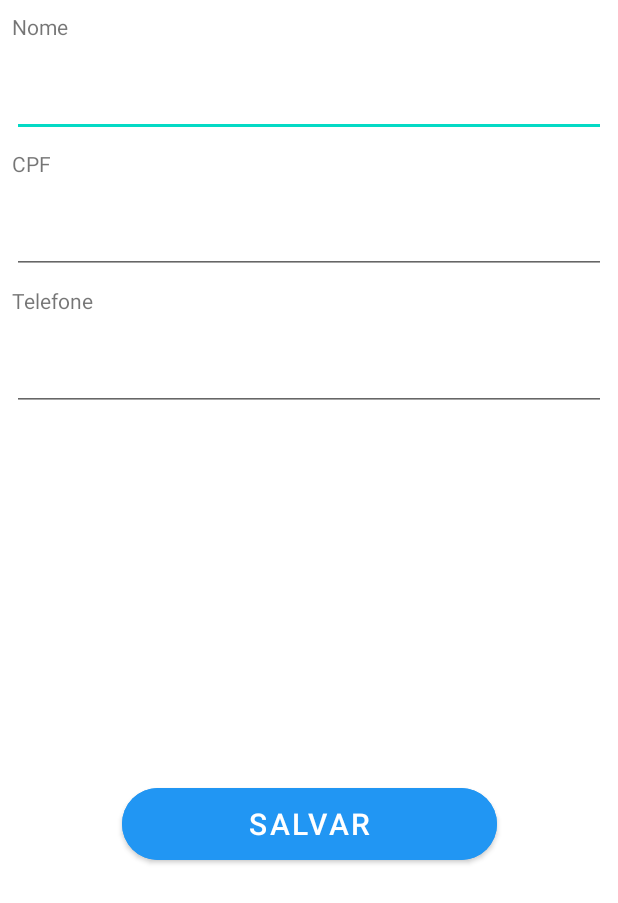
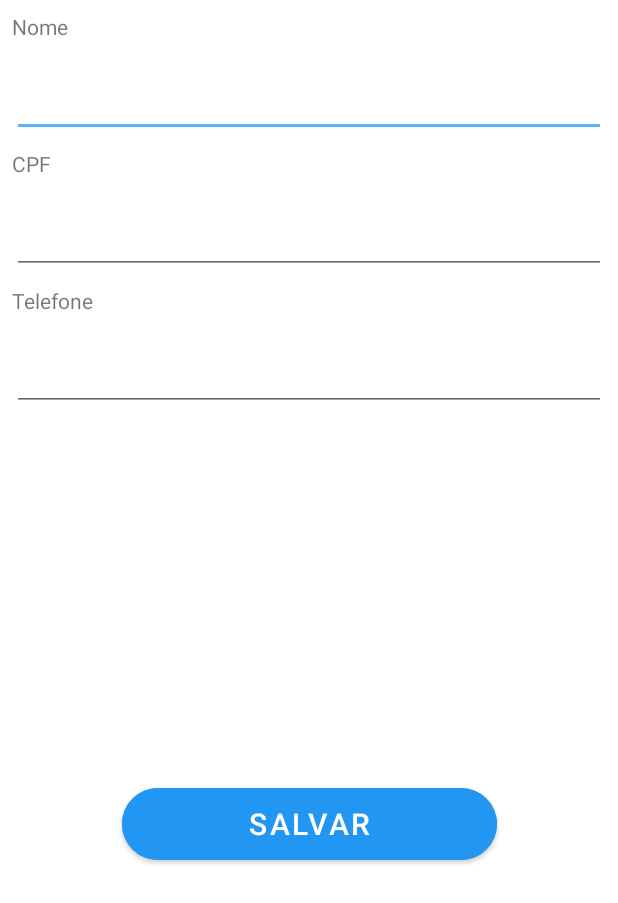
Before and after one commit to Evandroad/CadastroDeAlunos, an Android app: the layout activity_cadastro_aluno.xml on its own in the app's theme, with its tools: preview values and no code run, on a phone screen of 412 x 824 dp. Shown: the top 903 px of the screen. Run offline under Robolectric (Android 15) with nearby library versions, the phone set to English and light mode, and no system bars.

Commit message:
add mask and update theme

```diff
--- a/app/build.gradle
+++ b/app/build.gradle
@@ -35,4 +35,7 @@ dependencies {
     testImplementation 'junit:junit:4.+'
     androidTestImplementation 'androidx.test.ext:junit:1.1.3'
     androidTestImplementation 'androidx.test.espresso:espresso-core:3.4.0'
+
+    // lib for mask
+    implementation 'com.github.rtoshiro.mflibrary:mflibrary:1.0.0'
 }
--- a/app/src/main/res/layout/activity_cadastro_aluno.xml
+++ b/app/src/main/res/layout/activity_cadastro_aluno.xml
@@ -55,7 +55,7 @@
         android:layout_marginEnd="8dp"
         android:layout_marginBottom="8dp"
         android:ems="10"
-        android:inputType="textPersonName"
+        android:inputType="number"
         app:layout_constraintBottom_toTopOf="@+id/textView2"
         app:layout_constraintEnd_toEndOf="parent"
         app:layout_constraintStart_toStartOf="parent"
@@ -82,7 +82,7 @@
         android:layout_marginTop="8dp"
         android:layout_marginEnd="8dp"
         android:ems="10"
-        android:inputType="textPersonName"
+        android:inputType="number"
         app:layout_constraintEnd_toEndOf="parent"
         app:layout_constraintStart_toStartOf="parent"
         app:layout_constraintTop_toBottomOf="@+id/textView2" />
--- a/app/src/main/res/values/colors.xml
+++ b/app/src/main/res/values/colors.xml
@@ -1,7 +1,10 @@
 <?xml version="1.0" encoding="utf-8"?>
 <resources>
+    <color name="blue_dark">#041bcc</color>
+    <color name="blue_medium">#0852c2</color>
+    <color name="blue_light">#58b3fc</color>
+
     <color name="purple_200">#FFBB86FC</color>
-    <color name="purple_500">#FF6200EE</color>
     <color name="purple_700">#FF3700B3</color>
     <color name="teal_200">#FF03DAC5</color>
     <color name="teal_700">#FF018786</color>
--- a/app/src/main/res/values/themes.xml
+++ b/app/src/main/res/values/themes.xml
@@ -2,11 +2,11 @@
     <!-- Base application theme. -->
     <style name="Theme.CadastroDeAlunos" parent="Theme.MaterialComponents.DayNight.DarkActionBar">
         <!-- Primary brand color. -->
-        <item name="colorPrimary">@color/purple_500</item>
-        <item name="colorPrimaryVariant">@color/purple_700</item>
+        <item name="colorPrimary">@color/blue_medium</item>
+        <item name="colorPrimaryVariant">@color/blue_dark</item>
         <item name="colorOnPrimary">@color/white</item>
         <!-- Secondary brand color. -->
-        <item name="colorSecondary">@color/teal_200</item>
+        <item name="colorSecondary">@color/blue_light</item>
         <item name="colorSecondaryVariant">@color/teal_700</item>
         <item name="colorOnSecondary">@color/black</item>
         <!-- Status bar color. -->
```
Also changed, not shown: app/src/main/java/com/example/cadastrodealunos/CadastroAlunoActivity.java (+12 -0 lines).
